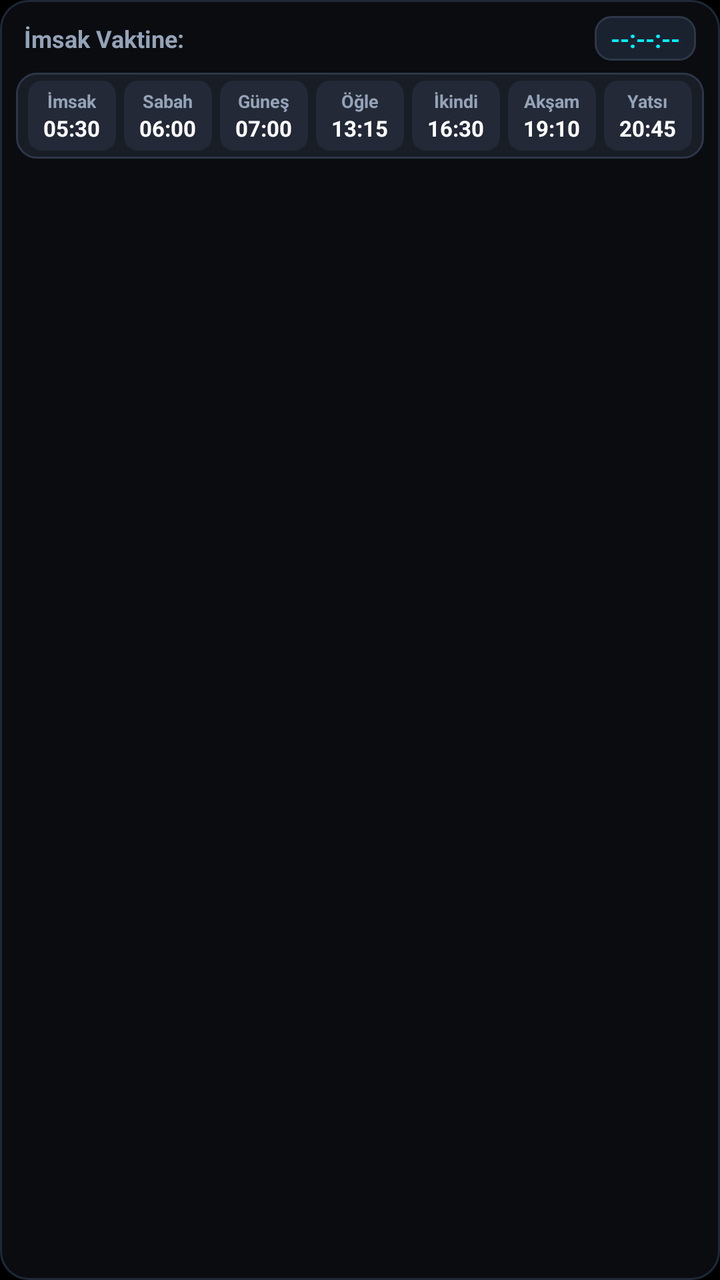
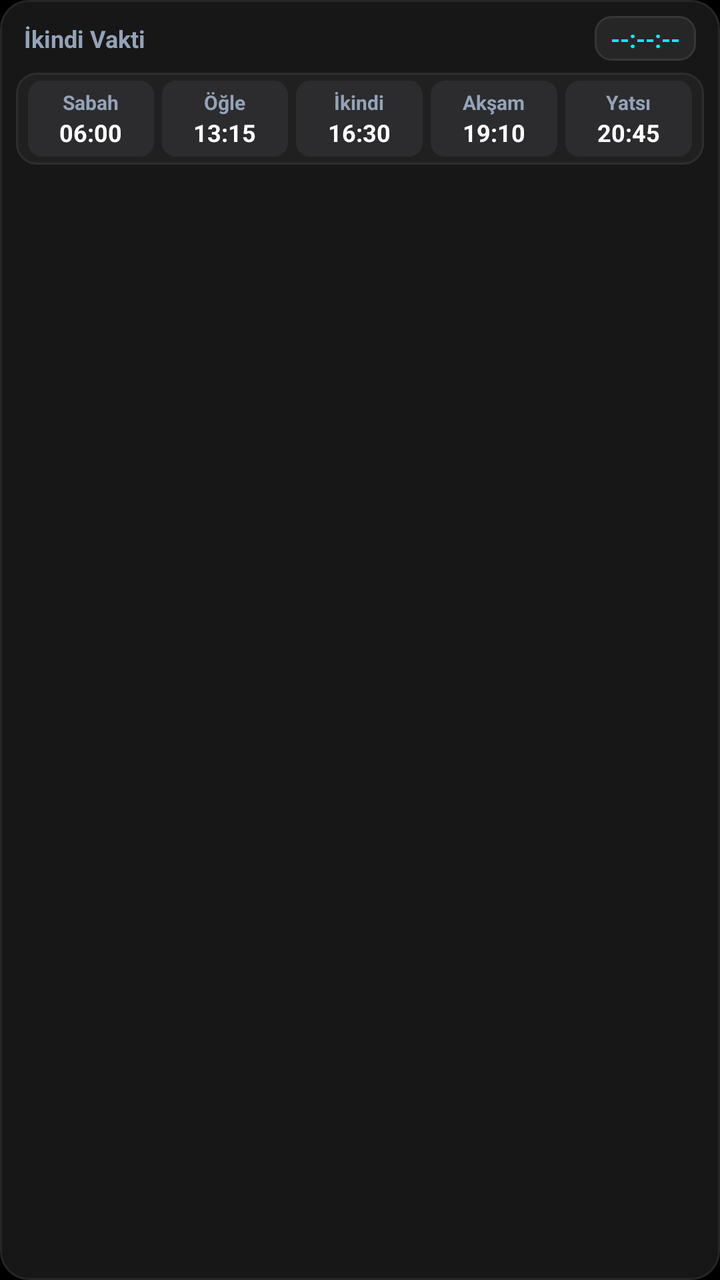

Screens rendered from an Android XML layout before and after an edit, with the pre-edit source and the edit as a unified diff.
<!-- AndroidManifest.xml: application theme Theme.MyApplication -->
<!-- res/layout/notification_prayer_bar.xml -->
<?xml version="1.0" encoding="utf-8"?>
<LinearLayout xmlns:android="http://schemas.android.com/apk/res/android"
    android:id="@+id/notif_root_layout"
    android:layout_width="match_parent"
    android:layout_height="wrap_content"
    android:orientation="vertical"
    android:background="@drawable/bg_notif_panel_dark"
    android:padding="8dp">

    
    <LinearLayout
        android:layout_width="match_parent"
        android:layout_height="wrap_content"
        android:orientation="horizontal"
        android:gravity="center_vertical"
        android:layout_marginBottom="6dp"
        android:paddingHorizontal="4dp">

        <TextView
            android:id="@+id/notif_title_text"
            android:layout_width="0dp"
            android:layout_height="wrap_content"
            android:layout_weight="1"
            android:text="İmsak Vaktine:"
            android:textColor="#94A3B8"
            android:textSize="12sp"
            android:textStyle="bold"
            android:singleLine="true"
            android:ellipsize="end" />

        <LinearLayout
            android:id="@+id/notif_countdown_container"
            android:layout_width="wrap_content"
            android:layout_height="wrap_content"
            android:background="@drawable/bg_countdown_pill_dark"
            android:gravity="center"
            android:paddingHorizontal="8dp"
            android:paddingVertical="3dp">

            <TextView
                android:id="@+id/notif_countdown_text"
                android:layout_width="wrap_content"
                android:layout_height="wrap_content"
                android:text="--:--:--"
                android:textColor="#00F2FF"
                android:textSize="12sp"
                android:textStyle="bold" />
        </LinearLayout>
    </LinearLayout>

    
    <LinearLayout
        android:id="@+id/notif_inner_strip"
        android:layout_width="match_parent"
        android:layout_height="wrap_content"
        android:background="@drawable/bg_notif_inner_dark"
        android:orientation="horizontal"
        android:padding="4dp"
        android:gravity="center">

        
        <LinearLayout
            android:id="@+id/notif_box_imsak"
            android:layout_width="0dp"
            android:layout_height="wrap_content"
            android:layout_weight="1"
            android:layout_marginHorizontal="2dp"
            android:background="@drawable/bg_prayer_box_inactive_dark"
            android:orientation="vertical"
            android:paddingVertical="4dp"
            android:gravity="center">

            <TextView
                android:id="@+id/notif_name_imsak"
                android:layout_width="wrap_content"
                android:layout_height="wrap_content"
                android:text="İmsak"
                android:textColor="#94A3B8"
                android:textSize="9sp"
                android:textStyle="bold" />

            <TextView
                android:id="@+id/notif_time_imsak"
                android:layout_width="wrap_content"
                android:layout_height="wrap_content"
                android:text="05:30"
                android:textColor="#FFFFFF"
                android:textSize="11sp"
                android:textStyle="bold" />
        </LinearLayout>

        
        <LinearLayout
            android:id="@+id/notif_box_sabah"
            android:layout_width="0dp"
            android:layout_height="wrap_content"
            android:layout_weight="1"
            android:layout_marginHorizontal="2dp"
            android:background="@drawable/bg_prayer_box_inactive_dark"
            android:orientation="vertical"
            android:paddingVertical="4dp"
            android:gravity="center">

            <TextView
                android:id="@+id/notif_name_sabah"
                android:layout_width="wrap_content"
                android:layout_height="wrap_content"
                android:text="Sabah"
                android:textColor="#94A3B8"
                android:textSize="9sp"
                android:textStyle="bold" />

            <TextView
                android:id="@+id/notif_time_sabah"
                android:layout_width="wrap_content"
                android:layout_height="wrap_content"
                android:text="06:00"
                android:textColor="#FFFFFF"
                android:textSize="11sp"
                android:textStyle="bold" />
        </LinearLayout>

        
        <LinearLayout
            android:id="@+id/notif_box_gunes"
            android:layout_width="0dp"
            android:layout_height="wrap_content"
            android:layout_weight="1"
            android:layout_marginHorizontal="2dp"
            android:background="@drawable/bg_prayer_box_inactive_dark"
            android:orientation="vertical"
            android:paddingVertical="4dp"
            android:gravity="center">

            <TextView
                android:id="@+id/notif_name_gunes"
                android:layout_width="wrap_content"
                android:layout_height="wrap_content"
                android:text="Güneş"
                android:textColor="#94A3B8"
                android:textSize="9sp"
                android:textStyle="bold" />

            <TextView
                android:id="@+id/notif_time_gunes"
                android:layout_width="wrap_content"
                android:layout_height="wrap_content"
                android:text="07:00"
                android:textColor="#FFFFFF"
                android:textSize="11sp"
                android:textStyle="bold" />
        </LinearLayout>

        
        <LinearLayout
            android:id="@+id/notif_box_ogle"
            android:layout_width="0dp"
            android:layout_height="wrap_content"
            android:layout_weight="1"
            android:layout_marginHorizontal="2dp"
            android:background="@drawable/bg_prayer_box_inactive_dark"
            android:orientation="vertical"
            android:paddingVertical="4dp"
            android:gravity="center">

            <TextView
                android:id="@+id/notif_name_ogle"
                android:layout_width="wrap_content"
                android:layout_height="wrap_content"
                android:text="Öğle"
                android:textColor="#94A3B8"
                android:textSize="9sp"
                android:textStyle="bold" />

            <TextView
                android:id="@+id/notif_time_ogle"
                android:layout_width="wrap_content"
                android:layout_height="wrap_content"
                android:text="13:15"
                android:textColor="#FFFFFF"
                android:textSize="11sp"
                android:textStyle="bold" />
        </LinearLayout>

        
        <LinearLayout
            android:id="@+id/notif_box_ikindi"
            android:layout_width="0dp"
            android:layout_height="wrap_content"
            android:layout_weight="1"
            android:layout_marginHorizontal="2dp"
            android:background="@drawable/bg_prayer_box_inactive_dark"
            android:orientation="vertical"
            android:paddingVertical="4dp"
            android:gravity="center">

            <TextView
                android:id="@+id/notif_name_ikindi"
                android:layout_width="wrap_content"
                android:layout_height="wrap_content"
                android:text="İkindi"
                android:textColor="#94A3B8"
                android:textSize="9sp"
                android:textStyle="bold" />

            <TextView
                android:id="@+id/notif_time_ikindi"
                android:layout_width="wrap_content"
                android:layout_height="wrap_content"
                android:text="16:30"
                android:textColor="#FFFFFF"
                android:textSize="11sp"
                android:textStyle="bold" />
        </LinearLayout>

        
        <LinearLayout
            android:id="@+id/notif_box_aksam"
            android:layout_width="0dp"
            android:layout_height="wrap_content"
            android:layout_weight="1"
            android:layout_marginHorizontal="2dp"
            android:background="@drawable/bg_prayer_box_inactive_dark"
            android:orientation="vertical"
            android:paddingVertical="4dp"
            android:gravity="center">

            <TextView
                android:id="@+id/notif_name_aksam"
                android:layout_width="wrap_content"
                android:layout_height="wrap_content"
                android:text="Akşam"
                android:textColor="#94A3B8"
                android:textSize="9sp"
                android:textStyle="bold" />

            <TextView
                android:id="@+id/notif_time_aksam"
                android:layout_width="wrap_content"
                android:layout_height="wrap_content"
                android:text="19:10"
                android:textColor="#FFFFFF"
                android:textSize="11sp"
                android:textStyle="bold" />
        </LinearLayout>

        
        <LinearLayout
            android:id="@+id/notif_box_yatsi"
            android:layout_width="0dp"
            android:layout_height="wrap_content"
            android:layout_weight="1"
            android:layout_marginHorizontal="2dp"
            android:background="@drawable/bg_prayer_box_inactive_dark"
            android:orientation="vertical"
            android:paddingVertical="4dp"
            android:gravity="center">

            <TextView
                android:id="@+id/notif_name_yatsi"
                android:layout_width="wrap_content"
                android:layout_height="wrap_content"
                android:text="Yatsı"
                android:textColor="#94A3B8"
                android:textSize="9sp"
                android:textStyle="bold" />

            <TextView
                android:id="@+id/notif_time_yatsi"
                android:layout_width="wrap_content"
                android:layout_height="wrap_content"
                android:text="20:45"
                android:textColor="#FFFFFF"
                android:textSize="11sp"
                android:textStyle="bold" />
        </LinearLayout>
    </LinearLayout>
</LinearLayout>
<!-- resources referenced by this layout -->
<resources>
  <!-- drawable bg_countdown_pill_dark (drawable) -->
  <?xml version="1.0" encoding="utf-8"?>
  <shape xmlns:android="http://schemas.android.com/apk/res/android"
      android:shape="rectangle">
      <corners android:radius="8dp" />
      <solid android:color="#1A2230" />
      <stroke android:width="1dp" android:color="#2D3748" />
  </shape>
  <!-- drawable bg_notif_inner_dark (drawable) -->
  <?xml version="1.0" encoding="utf-8"?>
  <shape xmlns:android="http://schemas.android.com/apk/res/android"
      android:shape="rectangle">
      <corners android:radius="10dp" />
      <solid android:color="#181D26" />
      <stroke android:width="1dp" android:color="#2D3748" />
  </shape>
  <!-- drawable bg_notif_panel_dark (drawable) -->
  <?xml version="1.0" encoding="utf-8"?>
  <shape xmlns:android="http://schemas.android.com/apk/res/android"
      android:shape="rectangle">
      <corners android:radius="14dp" />
      <solid android:color="#0A0C10" />
      <stroke android:width="1dp" android:color="#1F2937" />
  </shape>
  <!-- drawable bg_prayer_box_inactive_dark (drawable) -->
  <?xml version="1.0" encoding="utf-8"?>
  <shape xmlns:android="http://schemas.android.com/apk/res/android"
      android:shape="rectangle">
      <corners android:radius="7dp" />
      <solid android:color="#232936" />
  </shape>
  <style name="Theme.MyApplication" parent="android:Theme.DeviceDefault.NoActionBar">
          <item name="android:windowBackground">@color/splash_bg_classic_dark</item>
          <item name="android:statusBarColor">@color/splash_bg_classic_dark</item>
          <item name="android:navigationBarColor">@color/nav_bar_classic_dark</item>
      </style>
  <color name="splash_bg_classic_dark">#000000</color>
  <color name="nav_bar_classic_dark">#262626</color>
</resources>

<!-- the commit's change to res/layout/notification_prayer_bar.xml (unified diff, before → after) -->
@@ -21,7 +21,7 @@
             android:layout_width="0dp"
             android:layout_height="wrap_content"
             android:layout_weight="1"
-            android:text="İmsak Vaktine:"
+            android:text="İkindi Vakti"
             android:textColor="#94A3B8"
             android:textSize="12sp"
             android:textStyle="bold"
@@ -60,6 +60,175 @@
 
         
         <LinearLayout
+            android:id="@+id/notif_box_sabah"
+            android:layout_width="0dp"
+            android:layout_height="wrap_content"
+            android:layout_weight="1"
+            android:layout_marginHorizontal="2dp"
+            android:background="@drawable/bg_prayer_box_inactive_dark"
+            android:orientation="vertical"
+            android:paddingVertical="4dp"
+            android:gravity="center">
+
+            <TextView
+                android:id="@+id/notif_name_sabah"
+                android:layout_width="wrap_content"
+                android:layout_height="wrap_content"
+                android:text="Sabah"
+                android:textColor="#94A3B8"
+                android:textSize="10sp"
+                android:textStyle="bold" />
+
+            <TextView
+                android:id="@+id/notif_time_sabah"
+                android:layout_width="wrap_content"
+                android:layout_height="wrap_content"
+                android:text="06:00"
+                android:textColor="#FFFFFF"
+                android:textSize="12sp"
+                android:textStyle="bold" />
+        </LinearLayout>
+
+        
+        <LinearLayout
+            android:id="@+id/notif_box_ogle"
+            android:layout_width="0dp"
+            android:layout_height="wrap_content"
+            android:layout_weight="1"
+            android:layout_marginHorizontal="2dp"
+            android:background="@drawable/bg_prayer_box_inactive_dark"
+            android:orientation="vertical"
+            android:paddingVertical="4dp"
+            android:gravity="center">
+
+            <TextView
+                android:id="@+id/notif_name_ogle"
+                android:layout_width="wrap_content"
+                android:layout_height="wrap_content"
+                android:text="Öğle"
+                android:textColor="#94A3B8"
+                android:textSize="10sp"
+                android:textStyle="bold" />
+
+            <TextView
+                android:id="@+id/notif_time_ogle"
+                android:layout_width="wrap_content"
+                android:layout_height="wrap_content"
+                android:text="13:15"
+                android:textColor="#FFFFFF"
+                android:textSize="12sp"
+                android:textStyle="bold" />
+        </LinearLayout>
+
+        
+        <LinearLayout
+            android:id="@+id/notif_box_ikindi"
+            android:layout_width="0dp"
+            android:layout_height="wrap_content"
+            android:layout_weight="1"
+            android:layout_marginHorizontal="2dp"
+            android:background="@drawable/bg_prayer_box_inactive_dark"
+            android:orientation="vertical"
+            android:paddingVertical="4dp"
+            android:gravity="center">
+
+            <TextView
+                android:id="@+id/notif_name_ikindi"
+                android:layout_width="wrap_content"
+                android:layout_height="wrap_content"
+                android:text="İkindi"
+                android:textColor="#94A3B8"
+                android:textSize="10sp"
+                android:textStyle="bold" />
+
+            <TextView
+                android:id="@+id/notif_time_ikindi"
+                android:layout_width="wrap_content"
+                android:layout_height="wrap_content"
+                android:text="16:30"
+                android:textColor="#FFFFFF"
+                android:textSize="12sp"
+                android:textStyle="bold" />
+        </LinearLayout>
+
+        
+        <LinearLayout
+            android:id="@+id/notif_box_aksam"
+            android:layout_width="0dp"
+            android:layout_height="wrap_content"
+            android:layout_weight="1"
+            android:layout_marginHorizontal="2dp"
+            android:background="@drawable/bg_prayer_box_inactive_dark"
+            android:orientation="vertical"
+            android:paddingVertical="4dp"
+            android:gravity="center">
+
+            <TextView
+                android:id="@+id/notif_name_aksam"
+                android:layout_width="wrap_content"
+                android:layout_height="wrap_content"
+                android:text="Akşam"
+                android:textColor="#94A3B8"
+                android:textSize="10sp"
+                android:textStyle="bold" />
+
+            <TextView
+                android:id="@+id/notif_time_aksam"
+                android:layout_width="wrap_content"
+                android:layout_height="wrap_content"
+                android:text="19:10"
+                android:textColor="#FFFFFF"
+                android:textSize="12sp"
+                android:textStyle="bold" />
+        </LinearLayout>
+
+        
+        <LinearLayout
+            android:id="@+id/notif_box_yatsi"
+            android:layout_width="0dp"
+            android:layout_height="wrap_content"
+            android:layout_weight="1"
+            android:layout_marginHorizontal="2dp"
+            android:background="@drawable/bg_prayer_box_inactive_dark"
+            android:orientation="vertical"
+            android:paddingVertical="4dp"
+            android:gravity="center">
+
+            <TextView
+                android:id="@+id/notif_name_yatsi"
+                android:layout_width="wrap_content"
+                android:layout_height="wrap_content"
+                android:text="Yatsı"
+                android:textColor="#94A3B8"
+                android:textSize="10sp"
+                android:textStyle="bold" />
+
+            <TextView
+                android:id="@+id/notif_time_yatsi"
+                android:layout_width="wrap_content"
+                android:layout_height="wrap_content"
+                android:text="20:45"
+                android:textColor="#FFFFFF"
+                android:textSize="12sp"
+                android:textStyle="bold" />
+        </LinearLayout>
+    </LinearLayout>
+
+    
+    
+    <LinearLayout
+        android:id="@+id/notif_special_strip"
+        android:layout_width="match_parent"
+        android:layout_height="wrap_content"
+        android:background="@drawable/bg_notif_inner_dark"
+        android:orientation="horizontal"
+        android:padding="4dp"
+        android:gravity="center"
+        android:layout_marginTop="6dp"
+        android:visibility="gone">
+
+        
+        <LinearLayout
             android:id="@+id/notif_box_imsak"
             android:layout_width="0dp"
             android:layout_height="wrap_content"
@@ -76,7 +245,7 @@
                 android:layout_height="wrap_content"
                 android:text="İmsak"
                 android:textColor="#94A3B8"
-                android:textSize="9sp"
+                android:textSize="10sp"
                 android:textStyle="bold" />
 
             <TextView
@@ -85,38 +254,7 @@
                 android:layout_height="wrap_content"
                 android:text="05:30"
                 android:textColor="#FFFFFF"
-                android:textSize="11sp"
-                android:textStyle="bold" />
-        </LinearLayout>
-
-        
-        <LinearLayout
-            android:id="@+id/notif_box_sabah"
-            android:layout_width="0dp"
-            android:layout_height="wrap_content"
-            android:layout_weight="1"
-            android:layout_marginHorizontal="2dp"
-            android:background="@drawable/bg_prayer_box_inactive_dark"
-            android:orientation="vertical"
-            android:paddingVertical="4dp"
-            android:gravity="center">
-
-            <TextView
-                android:id="@+id/notif_name_sabah"
-                android:layout_width="wrap_content"
-                android:layout_height="wrap_content"
-                android:text="Sabah"
-                android:textColor="#94A3B8"
-                android:textSize="9sp"
-                android:textStyle="bold" />
-
-            <TextView
-                android:id="@+id/notif_time_sabah"
-                android:layout_width="wrap_content"
-                android:layout_height="wrap_content"
-                android:text="06:00"
-                android:textColor="#FFFFFF"
-                android:textSize="11sp"
+                android:textSize="12sp"
                 android:textStyle="bold" />
         </LinearLayout>
 
@@ -138,7 +276,7 @@
                 android:layout_height="wrap_content"
                 android:text="Güneş"
                 android:textColor="#94A3B8"
-                android:textSize="9sp"
+                android:textSize="10sp"
                 android:textStyle="bold" />
 
             <TextView
@@ -147,131 +285,69 @@
                 android:layout_height="wrap_content"
                 android:text="07:00"
                 android:textColor="#FFFFFF"
-                android:textSize="11sp"
-                android:textStyle="bold" />
-        </LinearLayout>
-
-        
-        <LinearLayout
-            android:id="@+id/notif_box_ogle"
-            android:layout_width="0dp"
-            android:layout_height="wrap_content"
-            android:layout_weight="1"
-            android:layout_marginHorizontal="2dp"
-            android:background="@drawable/bg_prayer_box_inactive_dark"
-            android:orientation="vertical"
-            android:paddingVertical="4dp"
-            android:gravity="center">
-
-            <TextView
-                android:id="@+id/notif_name_ogle"
-                android:layout_width="wrap_content"
-                android:layout_height="wrap_content"
-                android:text="Öğle"
-                android:textColor="#94A3B8"
-                android:textSize="9sp"
-                android:textStyle="bold" />
-
-            <TextView
-                android:id="@+id/notif_time_ogle"
-                android:layout_width="wrap_content"
-                android:layout_height="wrap_content"
-                android:text="13:15"
-                android:textColor="#FFFFFF"
-                android:textSize="11sp"
-                android:textStyle="bold" />
-        </LinearLayout>
-
-        
-        <LinearLayout
-            android:id="@+id/notif_box_ikindi"
-            android:layout_width="0dp"
-            android:layout_height="wrap_content"
-            android:layout_weight="1"
-            android:layout_marginHorizontal="2dp"
-            android:background="@drawable/bg_prayer_box_inactive_dark"
-            android:orientation="vertical"
-            android:paddingVertical="4dp"
-            android:gravity="center">
-
-            <TextView
-                android:id="@+id/notif_name_ikindi"
-                android:layout_width="wrap_content"
-                android:layout_height="wrap_content"
-                android:text="İkindi"
-                android:textColor="#94A3B8"
-                android:textSize="9sp"
-                android:textStyle="bold" />
-
-            <TextView
-                android:id="@+id/notif_time_ikindi"
-                android:layout_width="wrap_content"
-                android:layout_height="wrap_content"
-                android:text="16:30"
-                android:textColor="#FFFFFF"
-                android:textSize="11sp"
-                android:textStyle="bold" />
-        </LinearLayout>
-
-        
-        <LinearLayout
-            android:id="@+id/notif_box_aksam"
-            android:layout_width="0dp"
-            android:layout_height="wrap_content"
-            android:layout_weight="1"
-            android:layout_marginHorizontal="2dp"
-            android:background="@drawable/bg_prayer_box_inactive_dark"
-            android:orientation="vertical"
-            android:paddingVertical="4dp"
-            android:gravity="center">
-
-            <TextView
-                android:id="@+id/notif_name_aksam"
-                android:layout_width="wrap_content"
-                android:layout_height="wrap_content"
-                android:text="Akşam"
-                android:textColor="#94A3B8"
-                android:textSize="9sp"
-                android:textStyle="bold" />
-
-            <TextView
-                android:id="@+id/notif_time_aksam"
-                android:layout_width="wrap_content"
-                android:layout_height="wrap_content"
-                android:text="19:10"
-                android:textColor="#FFFFFF"
-                android:textSize="11sp"
-                android:textStyle="bold" />
-        </LinearLayout>
-
-        
-        <LinearLayout
-            android:id="@+id/notif_box_yatsi"
-            android:layout_width="0dp"
-            android:layout_height="wrap_content"
-            android:layout_weight="1"
-            android:layout_marginHorizontal="2dp"
-            android:background="@drawable/bg_prayer_box_inactive_dark"
-            android:orientation="vertical"
-            android:paddingVertical="4dp"
-            android:gravity="center">
-
-            <TextView
-                android:id="@+id/notif_name_yatsi"
-                android:layout_width="wrap_content"
-                android:layout_height="wrap_content"
-                android:text="Yatsı"
-                android:textColor="#94A3B8"
-                android:textSize="9sp"
-                android:textStyle="bold" />
-
-            <TextView
-                android:id="@+id/notif_time_yatsi"
-                android:layout_width="wrap_content"
-                android:layout_height="wrap_content"
-                android:text="20:45"
-                android:textColor="#FFFFFF"
-                android:textSize="11sp"
+                android:textSize="12sp"
+                android:textStyle="bold" />
+        </LinearLayout>
+
+        
+        <LinearLayout
+            android:id="@+id/notif_box_gun_batimi"
+            android:layout_width="0dp"
+            android:layout_height="wrap_content"
+            android:layout_weight="1"
+            android:layout_marginHorizontal="2dp"
+            android:background="@drawable/bg_prayer_box_inactive_dark"
+            android:orientation="vertical"
+            android:paddingVertical="4dp"
+            android:gravity="center">
+
+            <TextView
+                android:id="@+id/notif_name_gun_batimi"
+                android:layout_width="wrap_content"
+                android:layout_height="wrap_content"
+                android:text="G.Batımı"
+                android:textColor="#94A3B8"
+                android:textSize="10sp"
+                android:textStyle="bold" />
+
+            <TextView
+                android:id="@+id/notif_time_gun_batimi"
+                android:layout_width="wrap_content"
+                android:layout_height="wrap_content"
+                android:text="19:00"
+                android:textColor="#FFFFFF"
+                android:textSize="12sp"
+                android:textStyle="bold" />
+        </LinearLayout>
+
+        
+        <LinearLayout
+            android:id="@+id/notif_box_gece_yarisi"
+            android:layout_width="0dp"
+            android:layout_height="wrap_content"
+            android:layout_weight="1"
+            android:layout_marginHorizontal="2dp"
+            android:background="@drawable/bg_prayer_box_inactive_dark"
+            android:orientation="vertical"
+            android:paddingVertical="4dp"
+            android:gravity="center">
+
+            <TextView
+                android:id="@+id/notif_name_gece_yarisi"
+                android:layout_width="wrap_content"
+                android:layout_height="wrap_content"
+                android:text="G.Yarısı"
+                android:textColor="#94A3B8"
+                android:textSize="10sp"
+                android:textStyle="bold" />
+
+            <TextView
+                android:id="@+id/notif_time_gece_yarisi"
+                android:layout_width="wrap_content"
+                android:layout_height="wrap_content"
+                android:text="00:15"
+                android:textColor="#FFFFFF"
+                android:textSize="12sp"
                 android:textStyle="bold" />
         </LinearLayout>
     </LinearLayout>
<!-- resource entries referenced after the edit -->
@@ -5,31 +5,31 @@
   <shape xmlns:android="http://schemas.android.com/apk/res/android"
       android:shape="rectangle">
       <corners android:radius="8dp" />
-      <solid android:color="#1A2230" />
-      <stroke android:width="1dp" android:color="#2D3748" />
+      <solid android:color="#262626" />
+      <stroke android:width="1dp" android:color="#363636" />
   </shape>
   <!-- drawable bg_notif_inner_dark (drawable) -->
   <?xml version="1.0" encoding="utf-8"?>
   <shape xmlns:android="http://schemas.android.com/apk/res/android"
       android:shape="rectangle">
       <corners android:radius="10dp" />
-      <solid android:color="#181D26" />
-      <stroke android:width="1dp" android:color="#2D3748" />
+      <solid android:color="#202020" />
+      <stroke android:width="1dp" android:color="#2E2E2E" />
   </shape>
   <!-- drawable bg_notif_panel_dark (drawable) -->
   <?xml version="1.0" encoding="utf-8"?>
   <shape xmlns:android="http://schemas.android.com/apk/res/android"
       android:shape="rectangle">
       <corners android:radius="14dp" />
-      <solid android:color="#0A0C10" />
-      <stroke android:width="1dp" android:color="#1F2937" />
+      <solid android:color="#171717" />
+      <stroke android:width="1dp" android:color="#262626" />
   </shape>
   <!-- drawable bg_prayer_box_inactive_dark (drawable) -->
   <?xml version="1.0" encoding="utf-8"?>
   <shape xmlns:android="http://schemas.android.com/apk/res/android"
       android:shape="rectangle">
       <corners android:radius="7dp" />
-      <solid android:color="#232936" />
+      <solid android:color="#2C2C2E" />
   </shape>
   <style name="Theme.MyApplication" parent="android:Theme.DeviceDefault.NoActionBar">
           <item name="android:windowBackground">@color/splash_bg_classic_dark</item>
